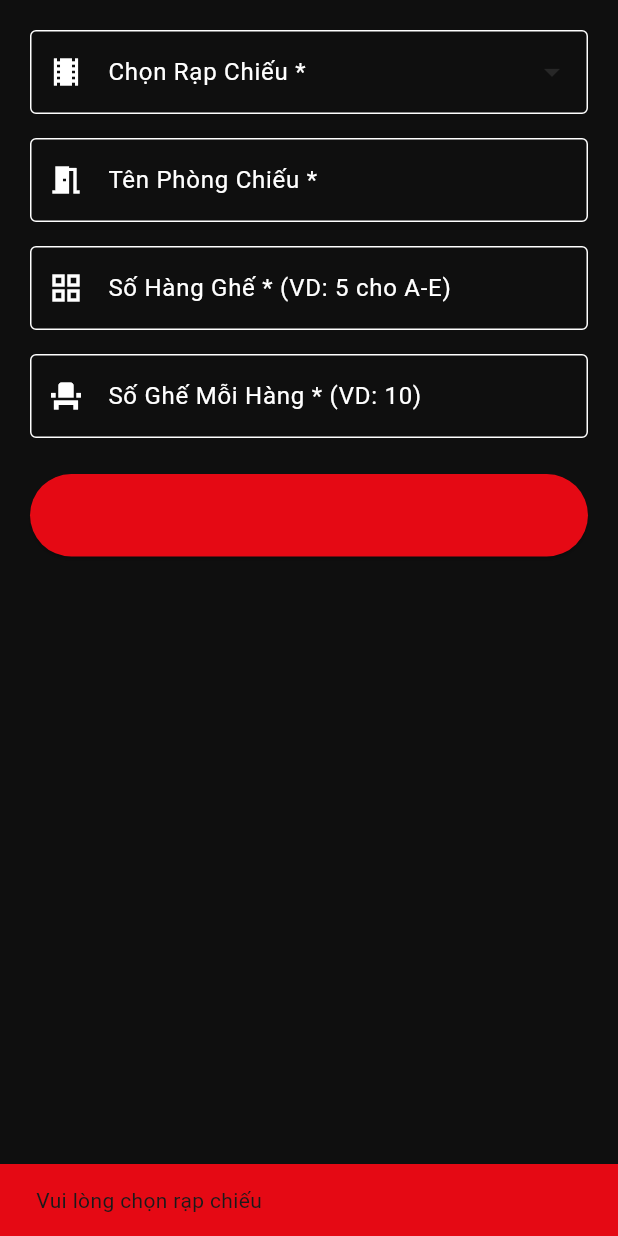
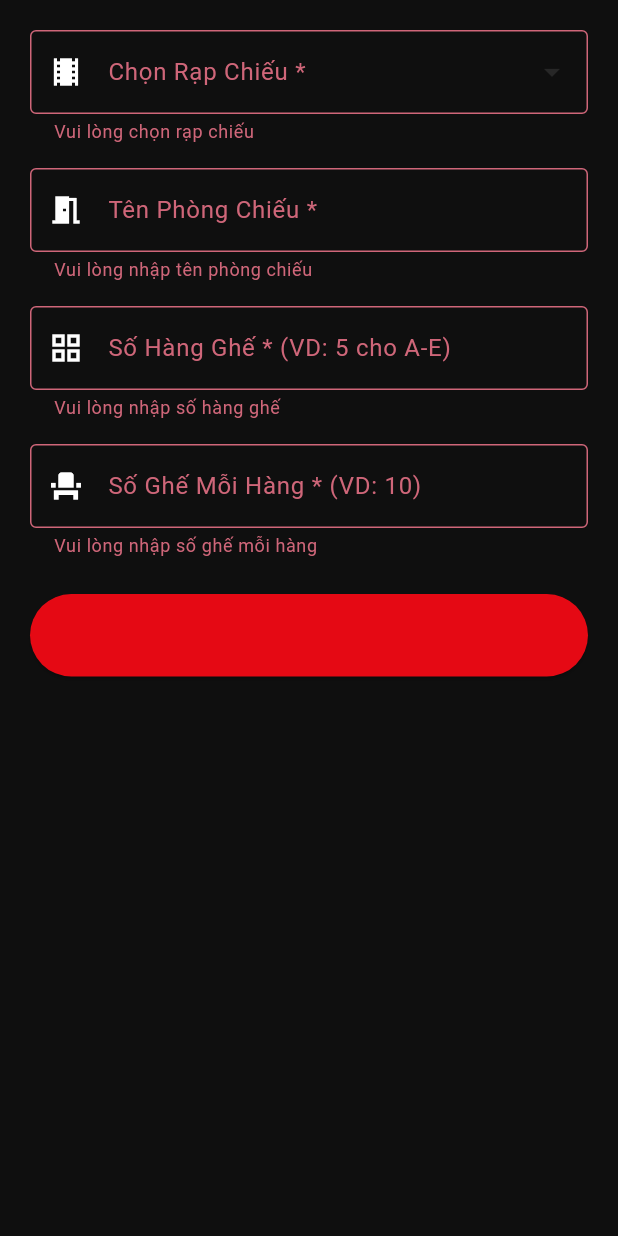
Before and after one commit to Huyhenz/XCinemaMobile, a Flutter app: the _CreateTheaterTab widget shown alone on an empty page, opened directly, after a tap on "TẠO PHÒNG CHIẾU", on a phone screen of 412 x 824 dp. Run offline on Flutter 3.47's test engine with Material 3 defaults, Android fonts, the phone set to English and light mode, and no system bars; our stand-ins replace cached_network_image, firebase_auth, firebase_core, firebase_database, firebase_storage, flutter_bloc and 8 more; missing offline and left inert: webview_flutter_android, webview_flutter_wkwebview; accounts and stored records are empty; network calls fail.

Commit message:
Updated 8

```diff
--- a/ltdd/lib/screens/admin_dashboard_screen.dart
+++ b/ltdd/lib/screens/admin_dashboard_screen.dart
@@ -25,7 +25,7 @@
   @override
   void initState() {
     super.initState();
-    _tabController = TabController(length: 6, vsync: this);
+    _tabController = TabController(length: 7, vsync: this);
   }
 
   @override
@@ -64,6 +64,7 @@
               Tab(text: 'Manage Movies'),
               Tab(text: 'Create Showtime'),
               Tab(text: 'Manage Showtimes'),
+              Tab(text: 'Create Theater'),
               Tab(text: 'Manage Theaters'),
             ],
           ),
@@ -76,6 +77,7 @@
             _ManageMoviesTab(),
             _CreateShowtimeTab(),
             _ManageShowtimesTab(),
+            _CreateTheaterTab(),
             _ManageTheatersTab(),
           ],
         ),
@@ -1873,12 +1875,14 @@
 }
 
 class _CreateTheaterTabState extends State<_CreateTheaterTab> {
+  final _formKey = GlobalKey<FormState>();
   String? _selectedCinemaId;
   List<CinemaModel> _cinemas = [];
   final _nameController = TextEditingController();
   final _rowsController = TextEditingController();
   final _seatsPerRowController = TextEditingController();
   bool _isLoading = true;
+  bool _isCreating = false;
 
   @override
   void initState() {
@@ -1899,6 +1903,61 @@
     }
   }
 
+  Future<void> _createTheater() async {
+    setState(() => _isCreating = true);
+    try {
+      final rows = int.parse(_rowsController.text);
+      final seatsPerRow = int.parse(_seatsPerRowController.text);
+
+      List<String> seats = [];
+      for (int i = 0; i < rows; i++) {
+        String row = String.fromCharCode(65 + i); // A, B, C, ...
+        for (int j = 1; j <= seatsPerRow; j++) {
+          seats.add('$row$j');
+        }
+      }
+      final capacity = rows * seatsPerRow;
+      final theater = TheaterModel(
+        id: '',
+        name: _nameController.text.trim(),
+        cinemaId: _selectedCinemaId!,
+        capacity: capacity,
+        seats: seats,
+      );
+      context.read<AdminBloc>().add(CreateTheater(theater));
+
+      // Reset form
+      _nameController.clear();
+      _rowsController.clear();
+      _seatsPerRowController.clear();
+      setState(() {
+        _selectedCinemaId = null;
+      });
+
+      if (mounted) {
+        ScaffoldMessenger.of(context).showSnackBar(
+          const SnackBar(
+            content: Text('✅ Đã tạo phòng chiếu thành công!'),
+            backgroundColor: Color(0xFF4CAF50),
+          ),
+        );
+      }
+    } catch (e) {
+      if (mounted) {
+        ScaffoldMessenger.of(context).showSnackBar(
+          SnackBar(
+            content: Text('Lỗi: $e'),
+            backgroundColor: const Color(0xFFE50914),
+          ),
+        );
+      }
+    } finally {
+      if (mounted) {
+        setState(() => _isCreating = false);
+      }
+    }
+  }
+
   @override
   void dispose() {
     _nameController.dispose();
@@ -1919,6 +1978,8 @@
       builder: (context, state) {
         return SingleChildScrollView(
           padding: const EdgeInsets.all(20.0),
+          child: Form(
+            key: _formKey,
           child: Column(
             crossAxisAlignment: CrossAxisAlignment.stretch,
             children: [
@@ -1946,7 +2007,7 @@
               const SizedBox(height: 16),
 
               // Theater Name
-              TextField(
+                TextFormField(
                 controller: _nameController,
                 decoration: const InputDecoration(
                   labelText: 'Tên Phòng Chiếu *',
@@ -1954,112 +2015,91 @@
                   prefixIcon: Icon(Icons.meeting_room),
                   hintText: 'VD: Phòng 1, Phòng 2',
                 ),
+                  validator: (value) => value?.trim().isEmpty ?? true ? 'Vui lòng nhập tên phòng chiếu' : null,
               ),
               const SizedBox(height: 16),
 
               // Rows
-              TextField(
+                TextFormField(
                 controller: _rowsController,
                 keyboardType: TextInputType.number,
                 decoration: const InputDecoration(
                   labelText: 'Số Hàng Ghế * (VD: 5 cho A-E)',
                   border: OutlineInputBorder(),
                   prefixIcon: Icon(Icons.grid_view),
-                ),
+                    hintText: '5',
+                  ),
+                  validator: (value) {
+                    if (value == null || value.trim().isEmpty) {
+                      return 'Vui lòng nhập số hàng ghế';
+                    }
+                    final rows = int.tryParse(value);
+                    if (rows == null || rows <= 0) {
+                      return 'Số hàng phải là số nguyên dương';
+                    }
+                    if (rows > 26) {
+                      return 'Số hàng không được vượt quá 26 (A-Z)';
+                    }
+                    return null;
+                  },
               ),
               const SizedBox(height: 16),
 
               // Seats per Row
-              TextField(
+                TextFormField(
                 controller: _seatsPerRowController,
                 keyboardType: TextInputType.number,
                 decoration: const InputDecoration(
                   labelText: 'Số Ghế Mỗi Hàng * (VD: 10)',
                   border: OutlineInputBorder(),
                   prefixIcon: Icon(Icons.event_seat),
-                ),
+                    hintText: '10',
+                  ),
+                  validator: (value) {
+                    if (value == null || value.trim().isEmpty) {
+                      return 'Vui lòng nhập số ghế mỗi hàng';
+                    }
+                    final seatsPerRow = int.tryParse(value);
+                    if (seatsPerRow == null || seatsPerRow <= 0) {
+                      return 'Số ghế phải là số nguyên dương';
+                    }
+                    if (seatsPerRow > 50) {
+                      return 'Số ghế mỗi hàng không được vượt quá 50';
+                    }
+                    return null;
+                  },
               ),
               const SizedBox(height: 24),
 
               // Create Button
               ElevatedButton(
-                onPressed: () {
-                  if (_selectedCinemaId == null || _selectedCinemaId!.isEmpty) {
-                    ScaffoldMessenger.of(context).showSnackBar(
-                      const SnackBar(
-                        content: Text('Vui lòng chọn rạp chiếu'),
-                        backgroundColor: Color(0xFFE50914),
-                      ),
-                    );
-                    return;
+                onPressed: _isCreating ? null : () {
+                  if (_formKey.currentState!.validate()) {
+                    _createTheater();
                   }
-                  if (_nameController.text.trim().isEmpty) {
-                    ScaffoldMessenger.of(context).showSnackBar(
-                      const SnackBar(
-                        content: Text('Vui lòng nhập tên phòng chiếu'),
-                        backgroundColor: Color(0xFFE50914),
-                      ),
-                    );
-                    return;
-                  }
-
-                  final rows = int.tryParse(_rowsController.text) ?? 5;
-                  final seatsPerRow = int.tryParse(_seatsPerRowController.text) ?? 10;
-
-                  if (rows <= 0 || seatsPerRow <= 0) {
-                    ScaffoldMessenger.of(context).showSnackBar(
-                      const SnackBar(
-                        content: Text('Số hàng và số ghế phải lớn hơn 0'),
-                        backgroundColor: Color(0xFFE50914),
-                      ),
-                    );
-                    return;
-                  }
-
-                  List<String> seats = [];
-                  for (int i = 0; i < rows; i++) {
-                    String row = String.fromCharCode(65 + i); // A, B, C, ...
-                    for (int j = 1; j <= seatsPerRow; j++) {
-                      seats.add('$row$j');
-                    }
-                  }
-                  final capacity = rows * seatsPerRow;
-                  final theater = TheaterModel(
-                    id: '',
-                    name: _nameController.text.trim(),
-                    cinemaId: _selectedCinemaId!,
-                    capacity: capacity,
-                    seats: seats,
-                  );
-                  context.read<AdminBloc>().add(CreateTheater(theater));
-
-                  // Reset form
-                  _nameController.clear();
-                  _rowsController.clear();
-                  _seatsPerRowController.clear();
-                  setState(() {
-                    _selectedCinemaId = null;
-                  });
-
-                  ScaffoldMessenger.of(context).showSnackBar(
-                    const SnackBar(
-                      content: Text('✅ Đã tạo phòng chiếu thành công!'),
-                      backgroundColor: Color(0xFF4CAF50),
-                    ),
-                  );
                 },
                 style: ElevatedButton.styleFrom(
                   backgroundColor: const Color(0xFFE50914),
                   padding: const EdgeInsets.symmetric(vertical: 16),
-                ),
-                child: const Text(
-                  'TẠO PHÒNG CHIẾU',
-                  style: TextStyle(fontSize: 16, fontWeight: FontWeight.bold),
-                ),
+                  disabledBackgroundColor: Colors.grey,
+                ),
+                child: _isCreating
+                    ? const SizedBox(
+                        height: 20,
+                        width: 20,
+                        child: CircularProgressIndicator(
+                          strokeWidth: 2,
+                          color: Colors.white,
+                        ),
+                      )
+                    : const Text(
+                        'TẠO PHÒNG CHIẾU',
+                        style: TextStyle(fontSize: 16, fontWeight: FontWeight.bold),
+                      ),
               ),
             ],
           ),
-        );
+        ));
       },
     );
   }
```
Also changed, not shown: ltdd/lib/screens/payment_screen.dart (+26 -85 lines), ltdd/lib/services/payment_service.dart (+56 -63 lines).
